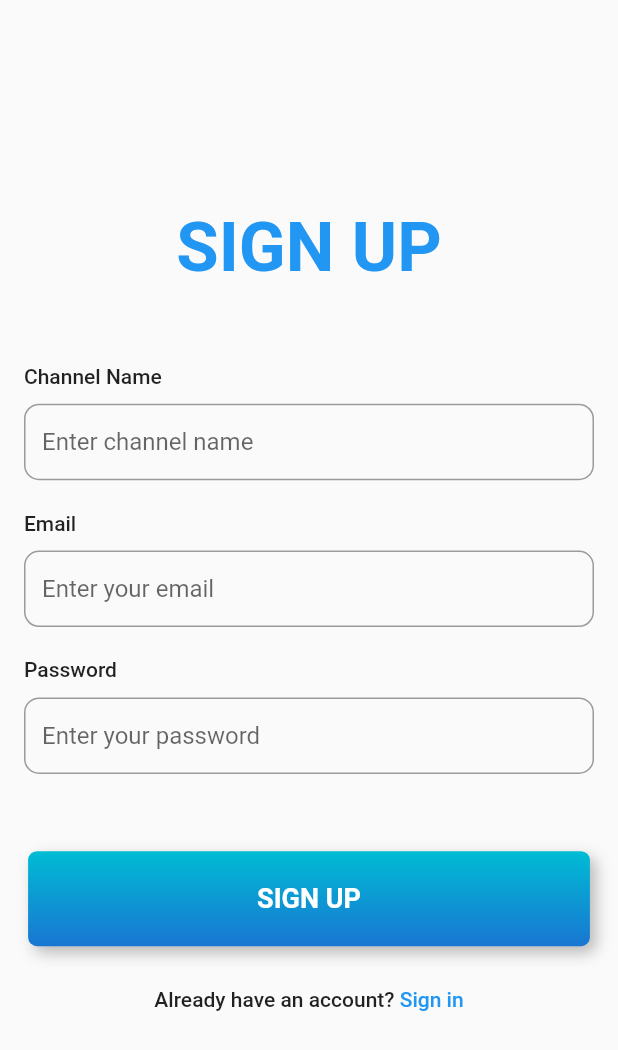
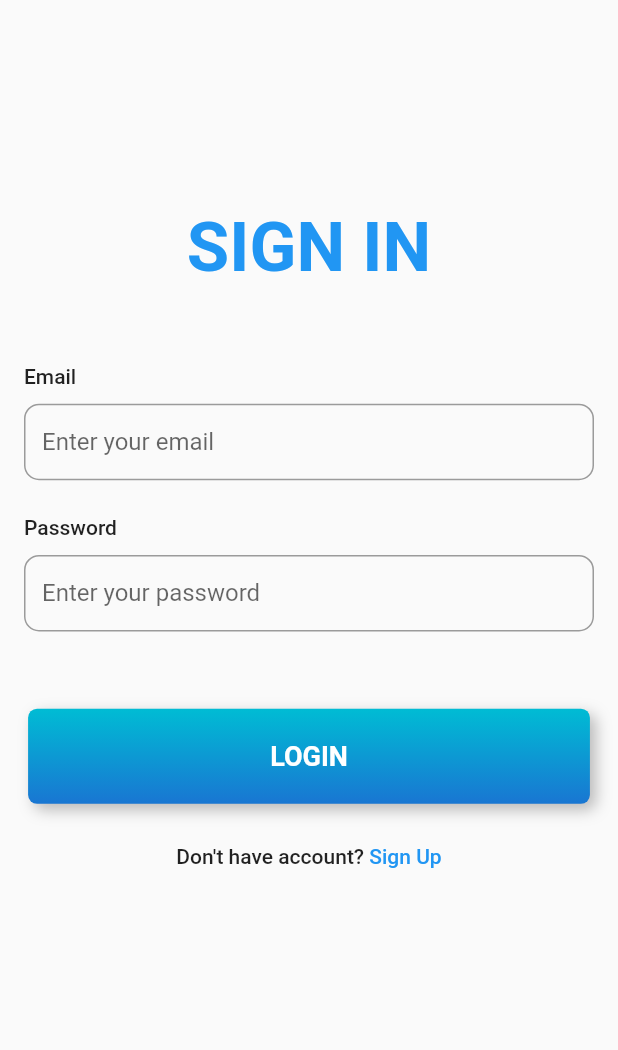
Before and after one commit to Nitin-Singh18/Video-Streaming-App, a Flutter app: the SignUpView screen opened by its route, after a tap on "Sign in", on a phone screen of 412 x 824 dp. Shown: the top 1050 px of the screen. Run offline on Flutter 3.47's test engine with Material 2 defaults, Android fonts, the phone set to English and light mode, and no system bars; our stand-ins replace get.

Commit message:
Login Screen

```diff
--- /dev/null
+++ b/lib/app/modules/sign_in/bindings/sign_in_binding.dart
@@ -0,0 +1,12 @@
+import 'package:get/get.dart';
+
+import '../controllers/sign_in_controller.dart';
+
+class SignInBinding extends Bindings {
+  @override
+  void dependencies() {
+    Get.lazyPut<SignInController>(
+      () => SignInController(),
+    );
+  }
+}
--- /dev/null
+++ b/lib/app/modules/sign_in/controllers/sign_in_controller.dart
@@ -0,0 +1,23 @@
+import 'package:get/get.dart';
+
+class SignInController extends GetxController {
+  //TODO: Implement SignInController
+
+  final count = 0.obs;
+  @override
+  void onInit() {
+    super.onInit();
+  }
+
+  @override
+  void onReady() {
+    super.onReady();
+  }
+
+  @override
+  void onClose() {
+    super.onClose();
+  }
+
+  void increment() => count.value++;
+}
--- /dev/null
+++ b/lib/app/modules/sign_in/views/sign_in_view.dart
@@ -0,0 +1,82 @@
+import 'package:flutter/material.dart';
+
+import 'package:get/get.dart';
+import 'package:video_streaming_app/app/routes/app_pages.dart';
+
+import '../../../data/widgets/button.dart';
+import '../../../data/widgets/text_field.dart';
+import '../controllers/sign_in_controller.dart';
+
+class SignInView extends GetView<SignInController> {
+  const SignInView({Key? key}) : super(key: key);
+  @override
+  Widget build(BuildContext context) {
+    final Size size = Get.size;
+    return SafeArea(
+      child: Scaffold(
+        body: SingleChildScrollView(
+          child: Padding(
+            padding: EdgeInsets.symmetric(horizontal: 16),
+            child: Column(
+              children: [
+                SizedBox(
+                  height: size.height / 6,
+                ),
+                const Text(
+                  "SIGN IN",
+                  style: TextStyle(
+                    fontSize: 46,
+                    color: Colors.blue,
+                    fontWeight: FontWeight.w600,
+                  ),
+                ),
+                SizedBox(
+                  height: size.height / 16,
+                ),
+                CTextField(
+                  title: "Email",
+                  hintText: "Enter your email",
+                  size: size,
+                ),
+                SizedBox(
+                  height: size.height / 35,
+                ),
+                CTextField(
+                  title: "Password",
+                  hintText: "Enter your password",
+                  size: size,
+                ),
+                SizedBox(
+                  height: size.height / 16,
+                ),
+                CButton(title: "LOGIN", onTap: () {}, size: size),
+                SizedBox(
+                  height: size.height / 30,
+                ),
+                Row(
+                  mainAxisAlignment: MainAxisAlignment.center,
+                  children: [
+                    const Text(
+                      "Don't have account? ",
+                      style: TextStyle(fontWeight: FontWeight.w500),
+                    ),
+                    GestureDetector(
+                      onTap: () {
+                        Get.toNamed(Routes.SIGN_UP);
+                      },
+                      child: const Text(
+                        "Sign Up",
+                        style: TextStyle(
+                            color: Colors.blue, fontWeight: FontWeight.w500),
+                      ),
+                    ),
+                  ],
+                ),
+              ],
+            ),
+          ),
+        ),
+      ),
+    );
+  }
+}
--- a/lib/app/modules/sign_up/views/sign_up_view.dart
+++ b/lib/app/modules/sign_up/views/sign_up_view.dart
@@ -1,6 +1,7 @@
 import 'package:flutter/material.dart';
 
 import 'package:get/get.dart';
+import 'package:video_streaming_app/app/routes/app_pages.dart';
 
 import '../../../data/widgets/button.dart';
 import '../../../data/widgets/text_field.dart';
@@ -67,7 +68,9 @@ class SignUpView extends GetView<SignUpController> {
                     style: TextStyle(fontWeight: FontWeight.w500),
                   ),
                   GestureDetector(
-                    onTap: () {},
+                    onTap: () {
+                      Get.toNamed(Routes.SIGN_IN);
+                    },
                     child: const Text(
                       "Sign in",
                       style: TextStyle(
--- a/lib/app/routes/app_pages.dart
+++ b/lib/app/routes/app_pages.dart
@@ -2,6 +2,8 @@ import 'package:get/get.dart';
 
 import '../modules/home/bindings/home_binding.dart';
 import '../modules/home/views/home_view.dart';
+import '../modules/sign_in/bindings/sign_in_binding.dart';
+import '../modules/sign_in/views/sign_in_view.dart';
 import '../modules/sign_up/bindings/sign_up_binding.dart';
 import '../modules/sign_up/views/sign_up_view.dart';
 
@@ -10,7 +12,7 @@ part 'app_routes.dart';
 class AppPages {
   AppPages._();
 
-  static const INITIAL = Routes.SIGN_UP;
+  static const INITIAL = Routes.SIGN_IN;
 
   static final routes = [
     GetPage(
@@ -23,5 +25,10 @@ class AppPages {
       page: () => const SignUpView(),
       binding: SignUpBinding(),
     ),
+    GetPage(
+      name: _Paths.SIGN_IN,
+      page: () => const SignInView(),
+      binding: SignInBinding(),
+    ),
   ];
 }
--- a/lib/app/routes/app_routes.dart
+++ b/lib/app/routes/app_routes.dart
@@ -5,10 +5,12 @@ abstract class Routes {
   Routes._();
   static const HOME = _Paths.HOME;
   static const SIGN_UP = _Paths.SIGN_UP;
+  static const SIGN_IN = _Paths.SIGN_IN;
 }
 
 abstract class _Paths {
   _Paths._();
   static const HOME = '/home';
   static const SIGN_UP = '/sign-up';
+  static const SIGN_IN = '/sign-in';
 }
```
